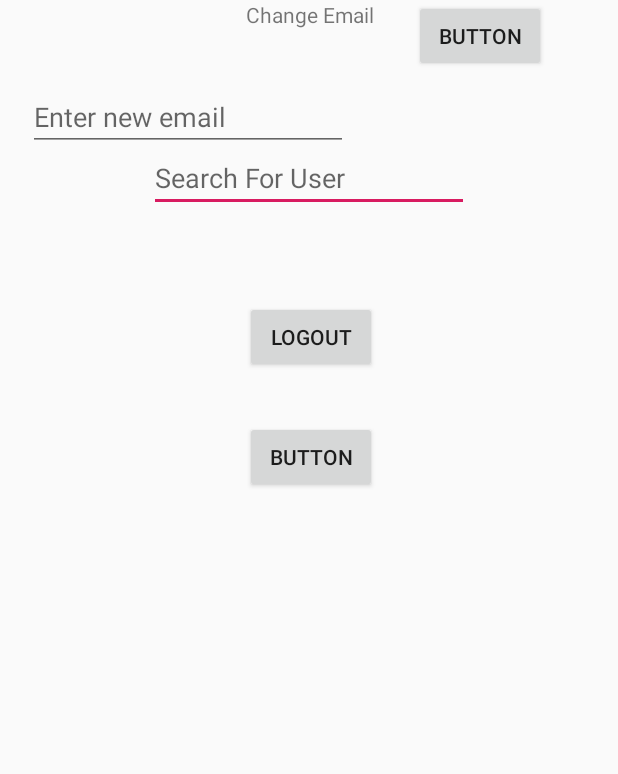
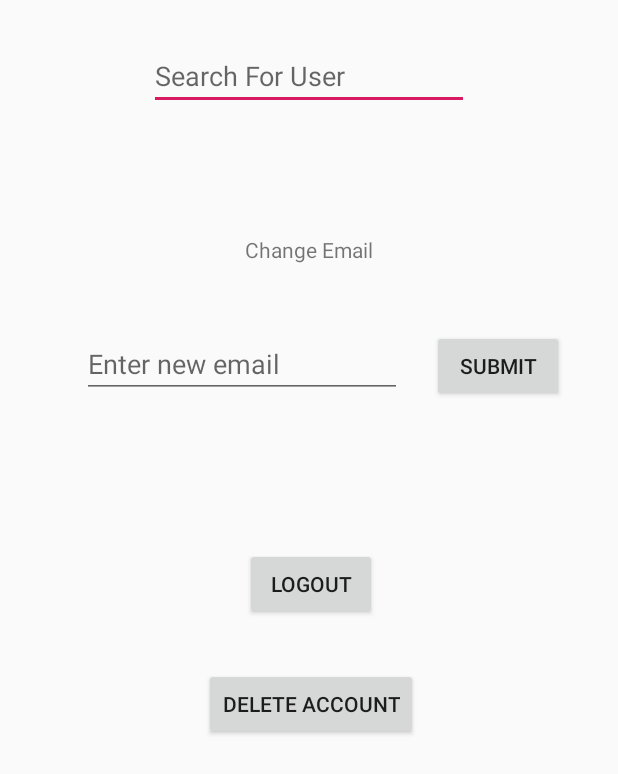
Before and after one commit to EthanAnderson1/First-Authentication-App, an Android app: the layout activity_home.xml on its own in the app's theme, with its tools: preview values and no code run, on a phone screen of 412 x 824 dp. Shown: the top 774 px of the screen. Run offline under Robolectric (Android 15) with nearby library versions, the phone set to English and light mode, and no system bars.

Commit message:
Struggling with user search

```diff
--- a/app/src/main/res/layout/activity_home.xml
+++ b/app/src/main/res/layout/activity_home.xml
@@ -21,7 +21,7 @@
         android:id="@+id/searchUsertxt"
         android:layout_width="wrap_content"
         android:layout_height="wrap_content"
-        android:layout_marginTop="96dp"
+        android:layout_marginTop="28dp"
         android:ems="10"
         android:hint="@string/findUser"
         android:inputType="textEmailAddress"
@@ -33,41 +33,51 @@
         android:id="@+id/editEmailtxt"
         android:layout_width="wrap_content"
         android:layout_height="wrap_content"
-        android:layout_marginTop="36dp"
-        android:layout_marginEnd="44dp"
+        android:layout_marginTop="44dp"
+        android:layout_marginEnd="20dp"
         android:ems="10"
         android:hint="@string/editEmail"
         android:inputType="textEmailAddress"
-        app:layout_constraintEnd_toStartOf="@+id/submit"
+        app:layout_constraintEnd_toStartOf="@+id/submitEmailbtn"
         app:layout_constraintTop_toBottomOf="@+id/changeEmaillbl" />
 
     <TextView
         android:id="@+id/changeEmaillbl"
         android:layout_width="wrap_content"
         android:layout_height="wrap_content"
+        android:layout_marginTop="32dp"
         android:text="@string/changeEmail"
         app:layout_constraintEnd_toEndOf="parent"
-        app:layout_constraintHorizontal_bias="0.503"
         app:layout_constraintStart_toStartOf="parent"
-        tools:layout_editor_absoluteY="333dp" />
+        app:layout_constraintTop_toBottomOf="@+id/userFoundtxt" />
 
     <Button
         android:id="@+id/deleteAccountbtn"
         android:layout_width="wrap_content"
         android:layout_height="wrap_content"
         android:layout_marginTop="32dp"
-        android:text="Button"
+        android:text="@string/deleteAccount"
         app:layout_constraintEnd_toEndOf="parent"
         app:layout_constraintHorizontal_bias="0.504"
         app:layout_constraintStart_toStartOf="parent"
         app:layout_constraintTop_toBottomOf="@+id/logoutbtn" />
 
     <Button
-        android:id="@+id/submit"
+        android:id="@+id/submitEmailbtn"
         android:layout_width="wrap_content"
         android:layout_height="wrap_content"
-        android:layout_marginEnd="48dp"
-        android:text="Button"
+        android:layout_marginTop="44dp"
+        android:layout_marginEnd="36dp"
+        android:text="@string/submitEmail"
         app:layout_constraintEnd_toEndOf="parent"
-        tools:layout_editor_absoluteY="377dp" />
+        app:layout_constraintTop_toBottomOf="@+id/changeEmaillbl" />
+
+    <TextView
+        android:id="@+id/userFoundtxt"
+        android:layout_width="wrap_content"
+        android:layout_height="wrap_content"
+        android:layout_marginTop="32dp"
+        app:layout_constraintEnd_toEndOf="parent"
+        app:layout_constraintStart_toStartOf="parent"
+        app:layout_constraintTop_toBottomOf="@+id/searchUsertxt" />
 </androidx.constraintlayout.widget.ConstraintLayout>
--- a/app/src/main/res/values/strings.xml
+++ b/app/src/main/res/values/strings.xml
@@ -14,4 +14,5 @@
     <string name="editEmail">Enter new email</string>
     <string name="submitEmail">Submit</string>
     <string name="changeEmail">Change Email</string>
+    <string name="deleteAccount">Delete Account</string>
 </resources>
```
Also changed, not shown: app/src/main/AndroidManifest.xml (+7 -7 lines), app/src/main/java/com/example/myfirstathentication/HomeActivity.java (+71 -3 lines).
